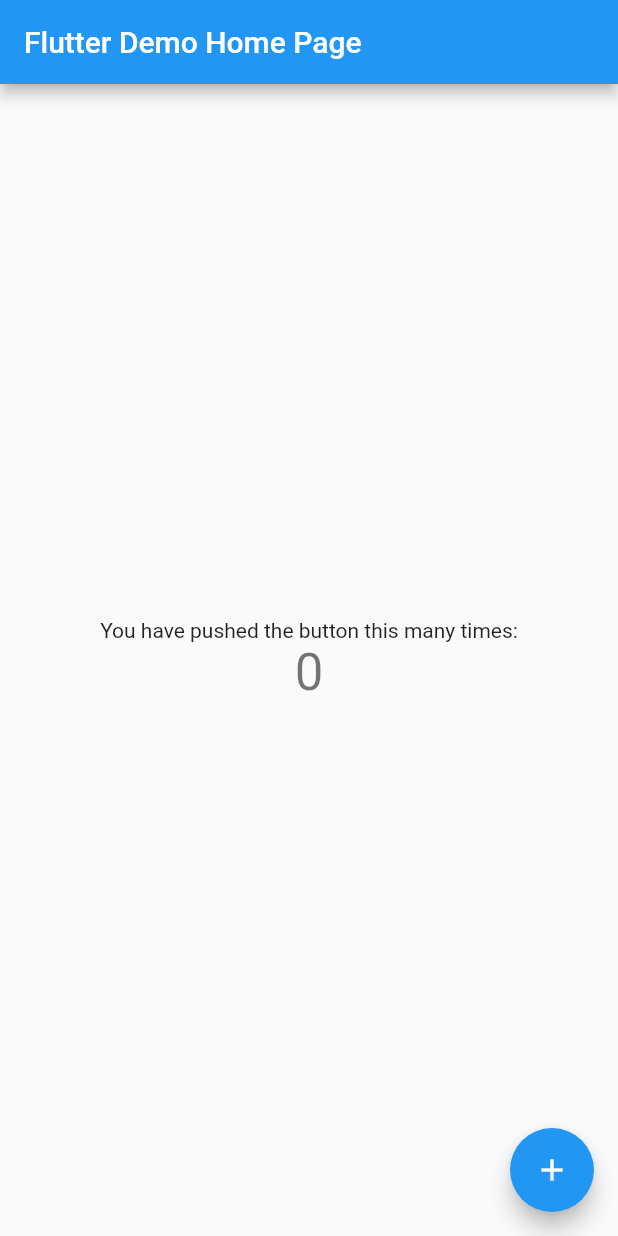
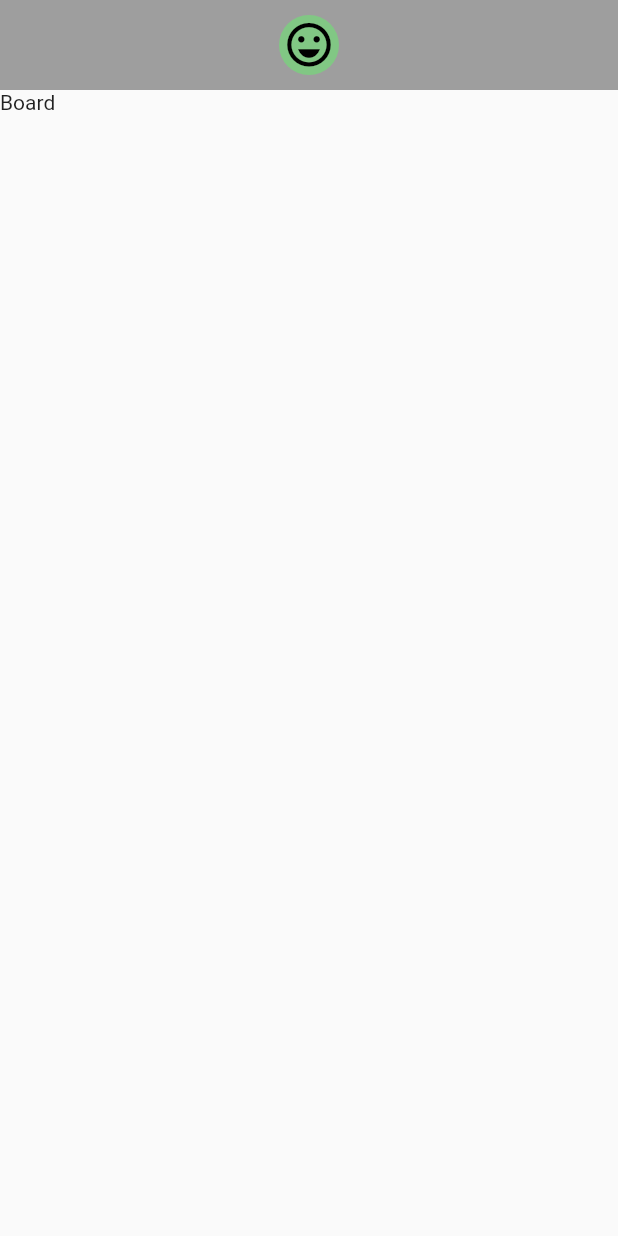
Before and after one commit to higorrebell0/minesweeper-flutter, a Flutter app: the screen it shows after launch, on a phone screen of 412 x 824 dp. Run offline on Flutter 3.47's test engine with Material 2 defaults, Android fonts, the phone set to English and light mode, and no system bars.

Commit message:
Add assets, add main screen, components

```diff
--- /dev/null
+++ b/lib/components/result_widget.dart
@@ -0,0 +1,58 @@
+import 'package:flutter/material.dart';
+
+class ResultWidget extends StatelessWidget implements PreferredSizeWidget {
+  final bool won;
+  final Function onRestart;
+
+  ResultWidget({
+    this.won,
+    this.onRestart,
+  });
+
+  Color _getCor() {
+    if (won == null) {
+      return Colors.yellow;
+    } else if (won) {
+      return Colors.green[300];
+    } else {
+      return Colors.red[300];
+    }
+  }
+
+  IconData _getIcon() {
+    if (won == null) {
+      return Icons.sentiment_satisfied;
+    } else if (won) {
+      return Icons.sentiment_very_satisfied;
+    } else {
+      return Icons.sentiment_dissatisfied;
+    }
+  }
+
+  @override
+  Widget build(BuildContext context) {
+    return Container(
+      color: Colors.grey,
+      child: SafeArea(
+        child: Container(
+          padding: EdgeInsets.all(10),
+          child: CircleAvatar(
+            backgroundColor: _getCor(),
+            child: IconButton(
+              padding: EdgeInsets.all(0),
+              icon: Icon(
+                _getIcon(),
+                color: Colors.black,
+                size: 35,
+              ),
+              onPressed: onRestart,
+            ),
+          ),
+        ),
+      ),
+    );
+  }
+
+  @override
+  Size get preferredSize => Size.fromHeight(120);
+}
--- a/lib/main.dart
+++ b/lib/main.dart
@@ -1,117 +1,4 @@
 import 'package:flutter/material.dart';
+import 'screens/minesweeper_app.dart';
 
-void main() {
-  runApp(MyApp());
-}
-
-class MyApp extends StatelessWidget {
-  // This widget is the root of your application.
-  @override
-  Widget build(BuildContext context) {
-    return MaterialApp(
-      title: 'Flutter Demo',
-      theme: ThemeData(
-        // This is the theme of your application.
-        //
-        // Try running your application with "flutter run". You'll see the
-        // application has a blue toolbar. Then, without quitting the app, try
-        // changing the primarySwatch below to Colors.green and then invoke
-        // "hot reload" (press "r" in the console where you ran "flutter run",
-        // or simply save your changes to "hot reload" in a Flutter IDE).
-        // Notice that the counter didn't reset back to zero; the application
-        // is not restarted.
-        primarySwatch: Colors.blue,
-        // This makes the visual density adapt to the platform that you run
-        // the app on. For desktop platforms, the controls will be smaller and
-        // closer together (more dense) than on mobile platforms.
-        visualDensity: VisualDensity.adaptivePlatformDensity,
-      ),
-      home: MyHomePage(title: 'Flutter Demo Home Page'),
-    );
-  }
-}
-
-class MyHomePage extends StatefulWidget {
-  MyHomePage({Key key, this.title}) : super(key: key);
-
-  // This widget is the home page of your application. It is stateful, meaning
-  // that it has a State object (defined below) that contains fields that affect
-  // how it looks.
-
-  // This class is the configuration for the state. It holds the values (in this
-  // case the title) provided by the parent (in this case the App widget) and
-  // used by the build method of the State. Fields in a Widget subclass are
-  // always marked "final".
-
-  final String title;
-
-  @override
-  _MyHomePageState createState() => _MyHomePageState();
-}
-
-class _MyHomePageState extends State<MyHomePage> {
-  int _counter = 0;
-
-  void _incrementCounter() {
-    setState(() {
-      // This call to setState tells the Flutter framework that something has
-      // changed in this State, which causes it to rerun the build method below
-      // so that the display can reflect the updated values. If we changed
-      // _counter without calling setState(), then the build method would not be
-      // called again, and so nothing would appear to happen.
-      _counter++;
-    });
-  }
-
-  @override
-  Widget build(BuildContext context) {
-    // This method is rerun every time setState is called, for instance as done
-    // by the _incrementCounter method above.
-    //
-    // The Flutter framework has been optimized to make rerunning build methods
-    // fast, so that you can just rebuild anything that needs updating rather
-    // than having to individually change instances of widgets.
-    return Scaffold(
-      appBar: AppBar(
-        // Here we take the value from the MyHomePage object that was created by
-        // the App.build method, and use it to set our appbar title.
-        title: Text(widget.title),
-      ),
-      body: Center(
-        // Center is a layout widget. It takes a single child and positions it
-        // in the middle of the parent.
-        child: Column(
-          // Column is also a layout widget. It takes a list of children and
-          // arranges them vertically. By default, it sizes itself to fit its
-          // children horizontally, and tries to be as tall as its parent.
-          //
-          // Invoke "debug painting" (press "p" in the console, choose the
-          // "Toggle Debug Paint" action from the Flutter Inspector in Android
-          // Studio, or the "Toggle Debug Paint" command in Visual Studio Code)
-          // to see the wireframe for each widget.
-          //
-          // Column has various properties to control how it sizes itself and
-          // how it positions its children. Here we use mainAxisAlignment to
-          // center the children vertically; the main axis here is the vertical
-          // axis because Columns are vertical (the cross axis would be
-          // horizontal).
-          mainAxisAlignment: MainAxisAlignment.center,
-          children: <Widget>[
-            Text(
-              'You have pushed the button this many times:',
-            ),
-            Text(
-              '$_counter',
-              style: Theme.of(context).textTheme.headline4,
-            ),
-          ],
-        ),
-      ),
-      floatingActionButton: FloatingActionButton(
-        onPressed: _incrementCounter,
-        tooltip: 'Increment',
-        child: Icon(Icons.add),
-      ), // This trailing comma makes auto-formatting nicer for build methods.
-    );
-  }
-}
+void main() => runApp(MinesweeperApp());
--- /dev/null
+++ b/lib/screens/minesweeper_app.dart
@@ -0,0 +1,23 @@
+import 'package:flutter/material.dart';
+import '../components/result_widget.dart';
+
+class MinesweeperApp extends StatelessWidget {
+  _restart() {
+    print('restarting...');
+  }
+
+  @override
+  Widget build(BuildContext context) {
+    return MaterialApp(
+      home: Scaffold(
+        appBar: ResultWidget(
+          won: true,
+          onRestart: _restart(),
+        ),
+        body: Container(
+          child: Text('Board'),
+        ),
+      ),
+    );
+  }
+}
```
Also changed, not shown: pubspec.yaml (+15 -3 lines), assets/images/closed.jpeg (added), assets/images/flag.jpeg (added), assets/images/mine_0.jpeg (added), assets/images/mine_1.jpeg (added), assets/images/open_0.jpeg (added), assets/images/open_1.jpeg (added), assets/images/open_2.jpeg (added), assets/images/open_3.jpeg (added), assets/images/open_4.jpeg (added), assets/images/open_5.jpeg (added), assets/images/open_6.jpeg (added), assets/images/open_7.jpeg (added), assets/images/open_8.jpeg (added).
